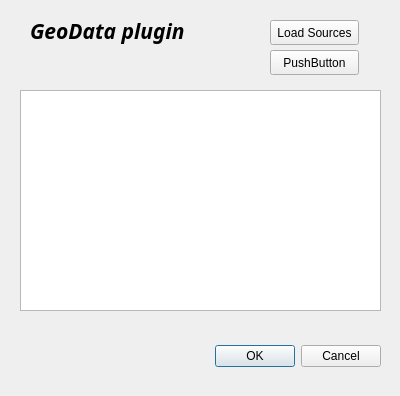
Qt form Geo_Data_dialog_base.ui (kva0064/czech_slovak_freegeodata) before a commit.
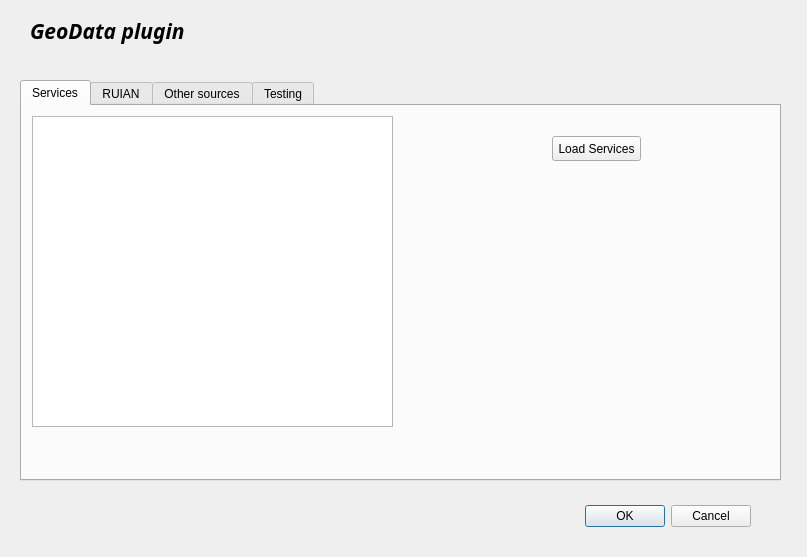
The same form after that commit.

Commit message: Added tabs. Changed reading of sources.

```diff
--- a/Geo_Data_dialog_base.ui
+++ b/Geo_Data_dialog_base.ui
@@ -6,8 +6,8 @@
    <rect>
     <x>0</x>
     <y>0</y>
-    <width>400</width>
-    <height>396</height>
+    <width>807</width>
+    <height>557</height>
    </rect>
   </property>
   <property name="windowTitle">
@@ -16,8 +16,8 @@
   <widget class="QDialogButtonBox" name="button_box">
    <property name="geometry">
     <rect>
-     <x>40</x>
-     <y>340</y>
+     <x>410</x>
+     <y>500</y>
      <width>341</width>
      <height>32</height>
     </rect>
@@ -29,42 +29,6 @@
     <set>QDialogButtonBox::Cancel|QDialogButtonBox::Ok</set>
    </property>
   </widget>
-  <widget class="QPushButton" name="pushbutton_print">
-   <property name="geometry">
-    <rect>
-     <x>270</x>
-     <y>20</y>
-     <width>89</width>
-     <height>25</height>
-    </rect>
-   </property>
-   <property name="text">
-    <string>Load Sources</string>
-   </property>
-  </widget>
-  <widget class="QListWidget" name="listWidget">
-   <property name="geometry">
-    <rect>
-     <x>20</x>
-     <y>90</y>
-     <width>361</width>
-     <height>221</height>
-    </rect>
-   </property>
-  </widget>
-  <widget class="QPushButton" name="pushbutton_test">
-   <property name="geometry">
-    <rect>
-     <x>270</x>
-     <y>50</y>
-     <width>89</width>
-     <height>25</height>
-    </rect>
-   </property>
-   <property name="text">
-    <string>PushButton</string>
-   </property>
-  </widget>
   <widget class="QLabel" name="label">
    <property name="geometry">
     <rect>
@@ -87,6 +51,75 @@
     <string>GeoData plugin</string>
    </property>
   </widget>
+  <widget class="QTabWidget" name="tabWidget">
+   <property name="geometry">
+    <rect>
+     <x>20</x>
+     <y>80</y>
+     <width>761</width>
+     <height>401</height>
+    </rect>
+   </property>
+   <property name="currentIndex">
+    <number>0</number>
+   </property>
+   <widget class="QWidget" name="tabServices">
+    <attribute name="title">
+     <string>Services</string>
+    </attribute>
+    <widget class="QListWidget" name="listWidget">
+     <property name="geometry">
+      <rect>
+       <x>10</x>
+       <y>10</y>
+       <width>361</width>
+       <height>311</height>
+      </rect>
+     </property>
+    </widget>
+    <widget class="QPushButton" name="pushbutton_print">
+     <property name="geometry">
+      <rect>
+       <x>530</x>
+       <y>30</y>
+       <width>89</width>
+       <height>25</height>
+      </rect>
+     </property>
+     <property name="text">
+      <string>Load Services</string>
+     </property>
+    </widget>
+   </widget>
+   <widget class="QWidget" name="tabRuian">
+    <attribute name="title">
+     <string>RUIAN</string>
+    </attribute>
+   </widget>
+   <widget class="QWidget" name="tabOther">
+    <attribute name="title">
+     <string>Other sources</string>
+    </attribute>
+   </widget>
+   <widget class="QWidget" name="tabTesting">
+    <attribute name="title">
+     <string>Testing</string>
+    </attribute>
+    <widget class="QPushButton" name="pushbutton_test">
+     <property name="geometry">
+      <rect>
+       <x>30</x>
+       <y>30</y>
+       <width>89</width>
+       <height>25</height>
+      </rect>
+     </property>
+     <property name="text">
+      <string>Add WMS</string>
+     </property>
+    </widget>
+   </widget>
+  </widget>
  </widget>
  <resources/>
  <connections>
```
The commit also changes 13 other files.
